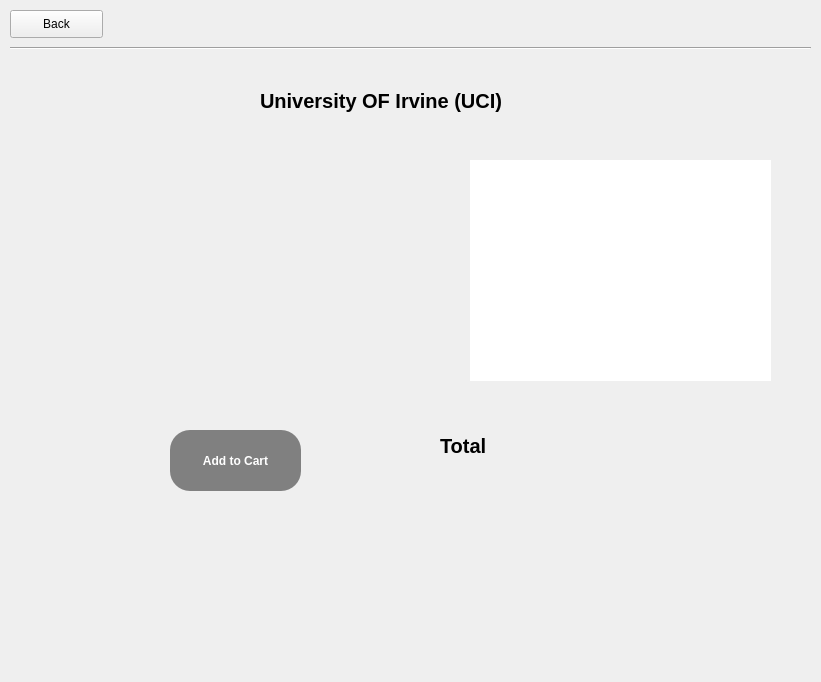
This is src/tourpurchase.ui in brianclinkenbeard/collegetour as Qt 5 draws it before an edit. The edited form follows.
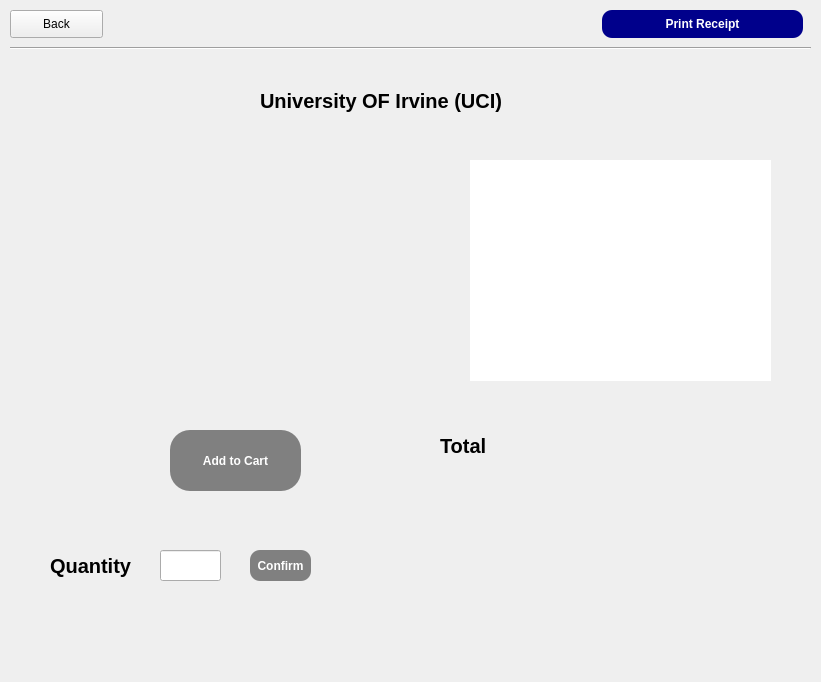
This is the edited form. The open tabs and pages were chosen to show the change. Icons and pictures are not drawn.

```diff
--- a/src/tourpurchase.ui
+++ b/src/tourpurchase.ui
@@ -373,6 +373,56 @@
       <set>QAbstractItemView::NoEditTriggers</set>
      </property>
     </widget>
+    <widget class="QLineEdit" name="lineEdit_quantity_uci">
+     <property name="geometry">
+      <rect>
+       <x>140</x>
+       <y>490</y>
+       <width>61</width>
+       <height>31</height>
+      </rect>
+     </property>
+    </widget>
+    <widget class="QPushButton" name="pushButton_quantityUci">
+     <property name="geometry">
+      <rect>
+       <x>230</x>
+       <y>490</y>
+       <width>61</width>
+       <height>31</height>
+      </rect>
+     </property>
+     <property name="styleSheet">
+      <string notr="true">QPushButton {
+	background-color: gray;
+	border-style: inset;
+	color: white;
+	font-weight: bold;
+	border-radius: 10px;
+}
+
+QPushButton:hover {
+	background-color: lightgray;
+	color: black;	
+}</string>
+     </property>
+     <property name="text">
+      <string>Confirm</string>
+     </property>
+    </widget>
+    <widget class="QLabel" name="label_QUci">
+     <property name="geometry">
+      <rect>
+       <x>30</x>
+       <y>490</y>
+       <width>91</width>
+       <height>31</height>
+      </rect>
+     </property>
+     <property name="text">
+      <string>Quantity</string>
+     </property>
+    </widget>
    </widget>
    <widget class="QWidget" name="page_6">
     <widget class="QLabel" name="uci_title_2">
@@ -1697,6 +1747,38 @@
     <string>Back</string>
    </property>
   </widget>
+  <widget class="QPushButton" name="print_receipt">
+   <property name="geometry">
+    <rect>
+     <x>602</x>
+     <y>10</y>
+     <width>201</width>
+     <height>28</height>
+    </rect>
+   </property>
+   <property name="styleSheet">
+    <string notr="true">QPushButton {
+	background: darkblue;
+	border-style: inset;
+	border-radius: 10px;
+	color: white;;
+	font-weight: bold;
+}
+
+QPushButton:hover {
+	background: green;
+	color: white;
+}</string>
+   </property>
+   <property name="text">
+    <string>Print Receipt</string>
+   </property>
+  </widget>
+  <zorder>purchase_stackedWidget</zorder>
+  <zorder>line</zorder>
+  <zorder>pushButton</zorder>
+  <zorder>print_receipt</zorder>
+  <zorder>tableWidget_irvine</zorder>
  </widget>
  <resources/>
  <connections/>
```
Left out of the diff: 632 changed lines with no effect on the pictures.
